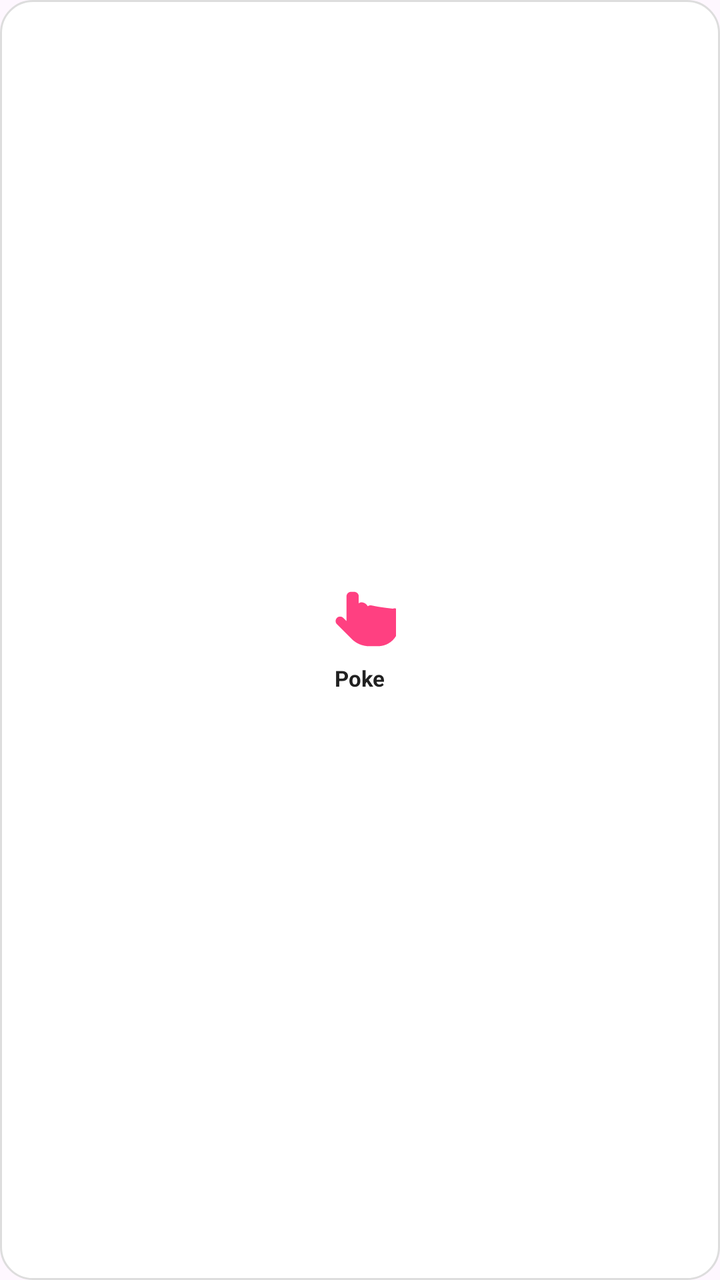
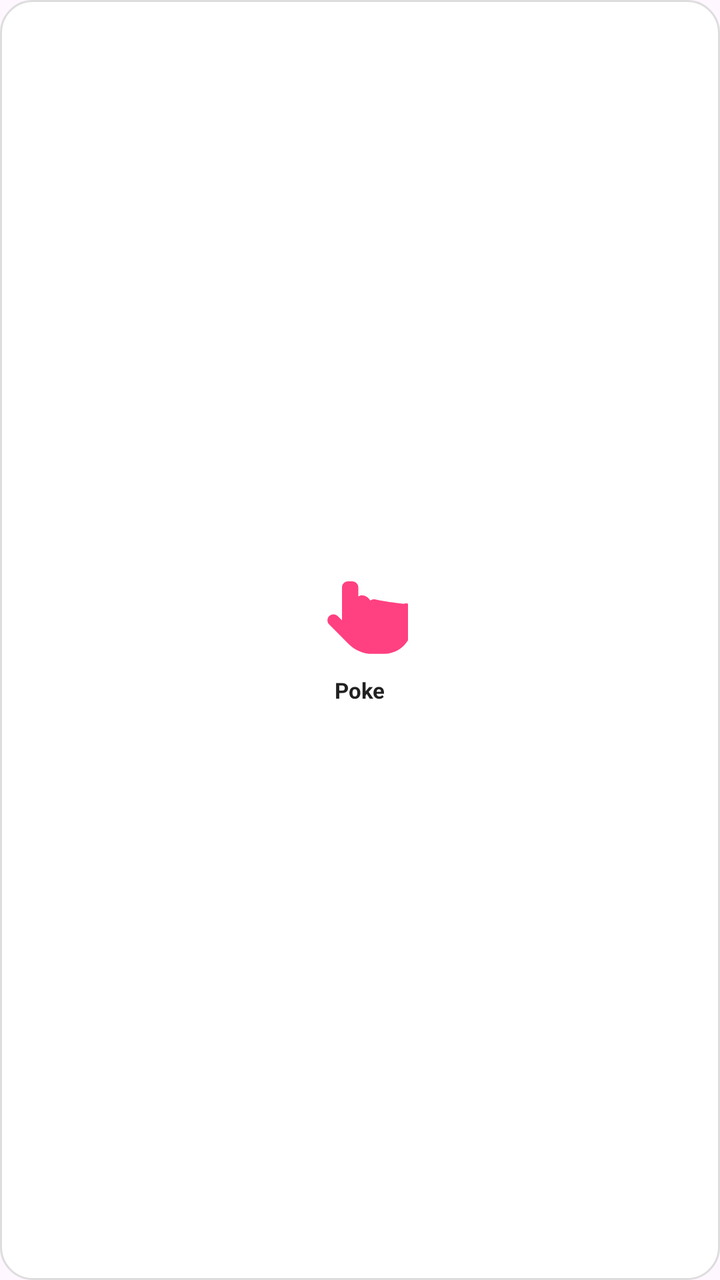

Before-and-after screenshots of an Android layout around one commit, followed by the original layout XML and the change that was made.
<!-- AndroidManifest.xml: application theme Theme.ProjectCecily -->
<!-- res/layout/widget_poke.xml -->
<?xml version="1.0" encoding="utf-8"?>
<LinearLayout xmlns:android="http://schemas.android.com/apk/res/android"
    xmlns:app="http://schemas.android.com/apk/res-auto"
    android:id="@+id/widget_poke_root"
    android:layout_width="match_parent"
    android:layout_height="match_parent"
    android:background="@drawable/widget_background"
    android:gravity="center"
    android:orientation="vertical"
    android:padding="8dp">

    <ImageView
        android:id="@+id/ivPokeHand"
        android:layout_width="36dp"
        android:layout_height="36dp"
        android:contentDescription="Poke Partner"
        android:src="@drawable/ic_poke_hand"
        app:tint="#FF4081" />

    <TextView
        android:id="@+id/tvPokeText"
        android:layout_width="wrap_content"
        android:layout_height="wrap_content"
        android:layout_marginTop="2dp"
        android:text="Poke"
        android:textColor="@color/widget_text_color"
        android:textSize="11sp"
        android:textStyle="bold" />

</LinearLayout>
<!-- resources referenced by this layout -->
<resources>
  <color name="widget_text_color">#212121</color>
  <!-- drawable ic_poke_hand (drawable) -->
  <?xml version="1.0" encoding="utf-8"?>
  <vector xmlns:android="http://schemas.android.com/apk/res/android"
      android:width="48dp"
      android:height="48dp"
      android:viewportWidth="24"
      android:viewportHeight="24">
      <path
          android:fillColor="#25D366"
          android:pathData="M9,1.5c-0.83,0 -1.5,0.67 -1.5,1.5v8.27l-1.09,-1.09c-0.58,-0.58 -1.52,-0.58 -2.1,0c-0.59,0.59 -0.59,1.54 0,2.12l4.89,4.89c1.56,1.56 3.68,2.44 5.89,2.44h2.91c3.87,0 7,-3.13 7,-7V8.5c0,-0.83 -0.67,-1.5 -1.5,-1.5c-0.19,0 -0.37,0.04 -0.53,0.11C16.82,6.44 16.19,6 15.5,6c-0.34,0 -0.65,0.11 -0.91,0.31C14.12,5.52 13.36,5 12.5,5c-0.34,0 -0.66,0.11 -0.92,0.31V3c0,-0.83 -0.67,-1.5 -1.58,-1.5z" />
  </vector>
  <!-- drawable widget_background (drawable) -->
  <?xml version="1.0" encoding="utf-8"?>
  <shape xmlns:android="http://schemas.android.com/apk/res/android">
      <solid android:color="@color/widget_bg_color" />
      <corners android:radius="16dp" />
      <stroke android:width="1dp" android:color="@color/widget_stroke_color" />
  </shape>
  <style name="Theme.ProjectCecily" parent="Base.Theme.ProjectCecily" />
  <color name="widget_bg_color">#FFFFFF</color>
  <color name="widget_stroke_color">#DDDDDD</color>
  <style name="Base.Theme.ProjectCecily" parent="Theme.Material3.DayNight.NoActionBar">
          
          <item name="colorPrimary">@color/nav_selected</item>
          <item name="windowActionBar">false</item>
          <item name="windowNoTitle">true</item>
  
          
          <item name="colorOnSecondaryContainer">@color/nav_selected</item>
      </style>
  <color name="nav_selected">#007AFF</color>
</resources>

<!-- the commit's change to res/layout/widget_poke.xml (unified diff, before → after) -->
@@ -11,8 +11,8 @@
 
     <ImageView
         android:id="@+id/ivPokeHand"
-        android:layout_width="36dp"
-        android:layout_height="36dp"
+        android:layout_width="48dp"
+        android:layout_height="48dp"
         android:contentDescription="Poke Partner"
         android:src="@drawable/ic_poke_hand"
         app:tint="#FF4081" />
